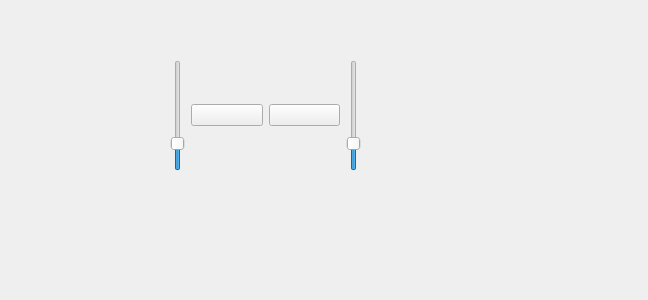
Qt form CSCN72030-project 3/SpeedBottom.ui (ladeee21/project3_Section2_Group2) before a commit.
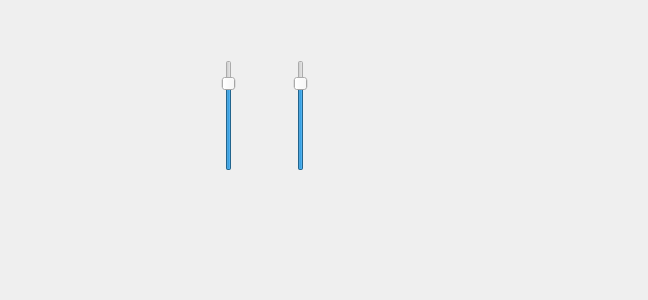
The same form after that commit. Icons and pictures are not drawn.

Commit message: speed and other incusion

```diff
--- a/CSCN72030-project 3/SpeedBottom.ui
+++ b/CSCN72030-project 3/SpeedBottom.ui
@@ -29,10 +29,13 @@
        <string>Adjust acceleration step</string>
       </property>
       <property name="minimum">
-       <number>1</number>
+       <number>0</number>
       </property>
       <property name="maximum">
-       <number>20</number>
+       <number>6</number>
+      </property>
+      <property name="pageStep">
+       <number>1</number>
       </property>
       <property name="value">
        <number>5</number>
@@ -42,50 +45,19 @@
       </property>
      </widget>
     </item>
-    <item>
-     <widget class="QPushButton" name="accelerateButton">
-      <property name="toolTip">
-       <string>Accelerate (Increase Speed)</string>
-      </property>
-      <property name="icon">
-       <iconset resource="../../project3_Section2_Group2-2/CSCN72030-project 3/icons.qrc">
-        <normaloff>:/icons/accelerate.png</normaloff>:/icons/accelerate.png</iconset>
-      </property>
-      <property name="iconSize">
-       <size>
-        <width>150</width>
-        <height>100</height>
-       </size>
-      </property>
-     </widget>
-    </item>
-    <item>
-     <widget class="QPushButton" name="brakeButton">
-      <property name="toolTip">
-       <string>Brake (Decrease Speed)</string>
-      </property>
-      <property name="icon">
-       <iconset resource="../../project3_Section2_Group2-2/CSCN72030-project 3/icons.qrc">
-        <normaloff>:/icons/brake.png</normaloff>:/icons/brake.png</iconset>
-      </property>
-      <property name="iconSize">
-       <size>
-        <width>150</width>
-        <height>100</height>
-       </size>
-      </property>
-     </widget>
-    </item>
     <item>
      <widget class="QSlider" name="brakeSlider">
       <property name="toolTip">
        <string>Adjust brake step</string>
       </property>
       <property name="minimum">
-       <number>1</number>
+       <number>0</number>
       </property>
       <property name="maximum">
-       <number>20</number>
+       <number>6</number>
+      </property>
+      <property name="pageStep">
+       <number>1</number>
       </property>
       <property name="value">
        <number>5</number>
```
Left out of the diff: 2 changed lines with no effect on the pictures. The commit also changes 22 other files.
